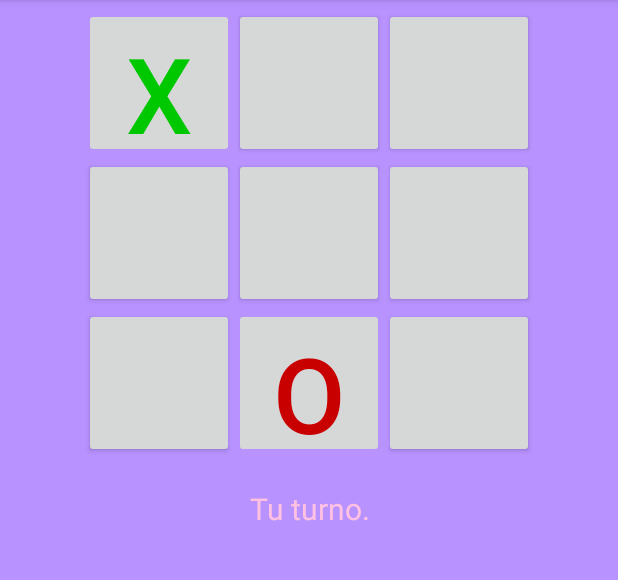
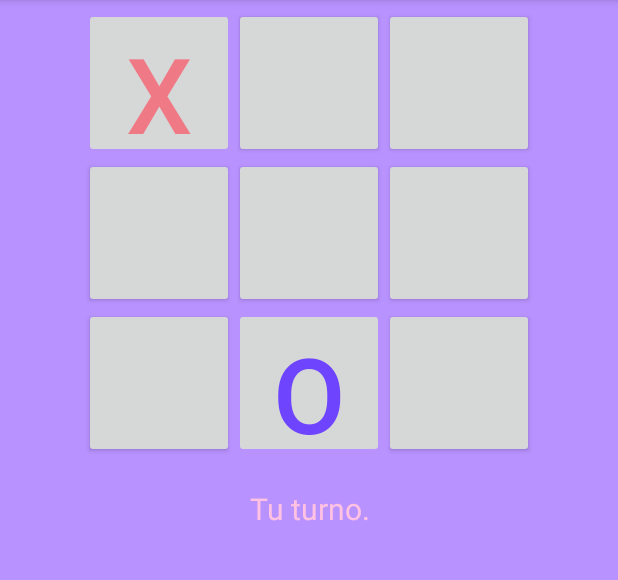
Before and after one commit to LorraineRojas/DesarrolloAplicacionesMoviles, an Android app: the screen it shows after launch (MainActivity), after a tap on an icon or button, on a phone screen of 412 x 824 dp, the part 84-664 px from its top. Run offline under Robolectric (Android 15) with nearby library versions, the phone set to English and light mode, and no system bars.

Commit message:
colores bonitos

```diff
--- a/AndroidTicTacToe/reto03/AndroidTicTacToeTutorial2/app/src/main/java/co/edu/unal/tictactoe/MainActivity.java
+++ b/AndroidTicTacToe/reto03/AndroidTicTacToeTutorial2/app/src/main/java/co/edu/unal/tictactoe/MainActivity.java
@@ -127,9 +127,9 @@ public class MainActivity extends AppCompatActivity {
         mBoardButtons[move].setEnabled(false);
         mBoardButtons[move].setText(String.valueOf(player));
         if (player == TicTacToeGame.HUMAN_PLAYER)
-            mBoardButtons[move].setTextColor(Color.rgb(0,200,0));
+            mBoardButtons[move].setTextColor(Color.rgb(239,122,133));
         else
-            mBoardButtons[move].setTextColor(Color.rgb(200,0,0));
+            mBoardButtons[move].setTextColor(Color.rgb(110,68,255));
 
     }
 
```
